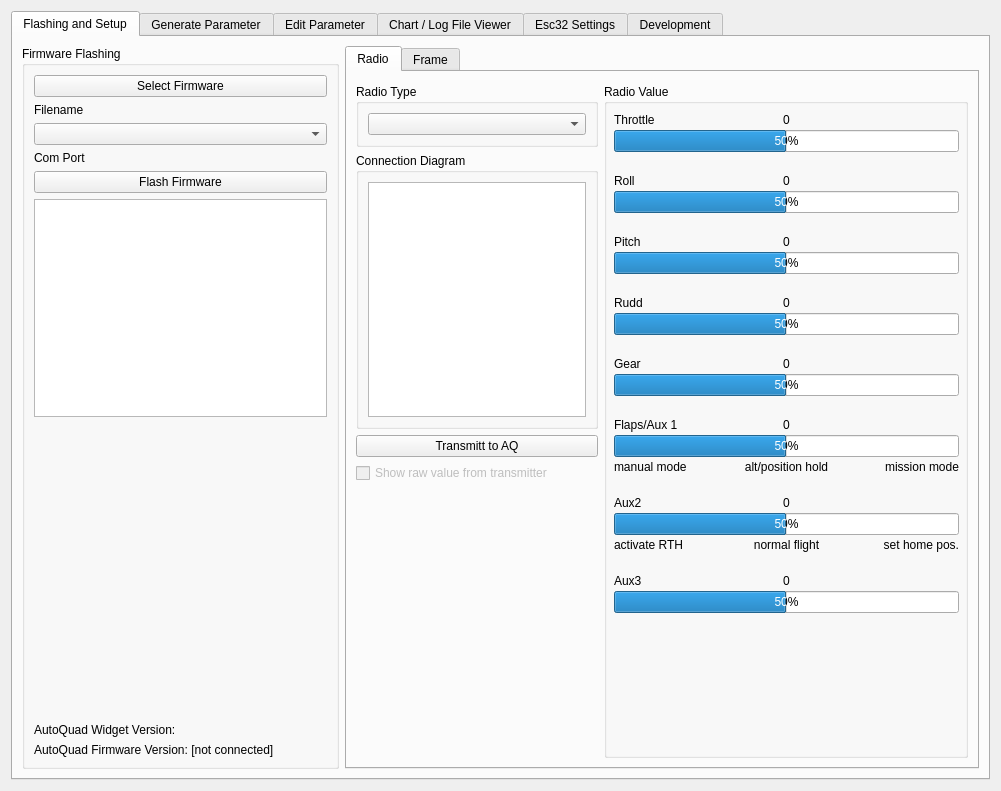
Above: src/ui/qgcautoquad.ui from mpaperno/qgroundcontrol_aq before the change. Below: the same form after it.
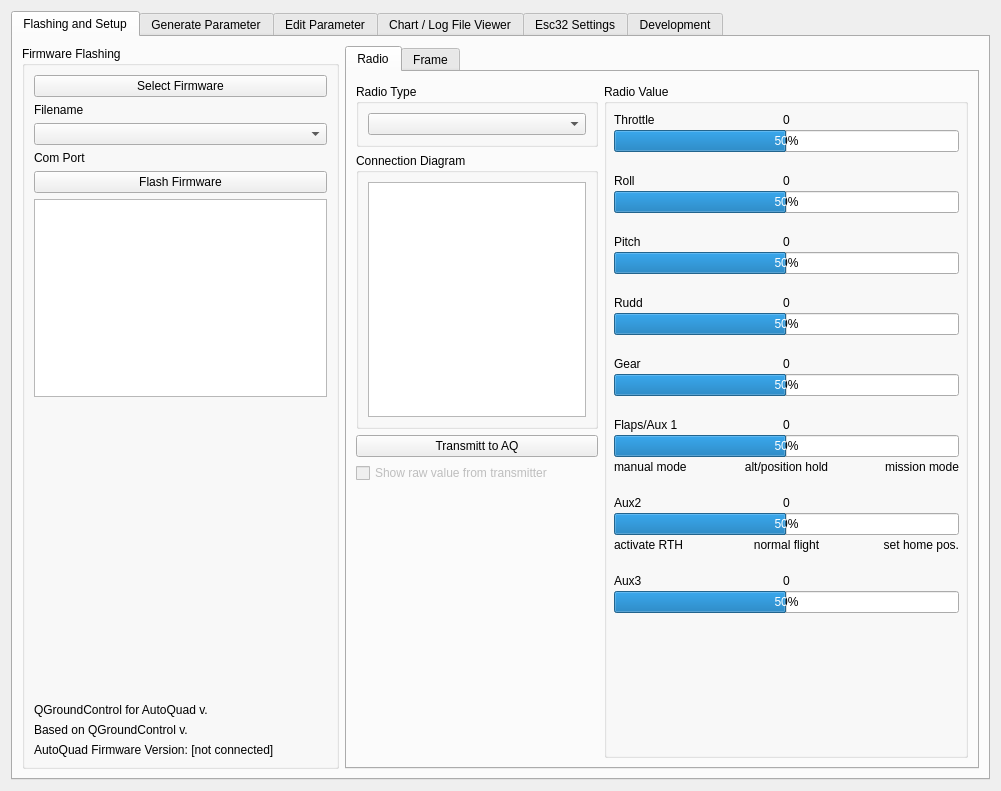
That is the form after the change.

Commit message: Version display fix for OS X;

Diff of the .ui file:
```diff
--- a/src/ui/qgcautoquad.ui
+++ b/src/ui/qgcautoquad.ui
@@ -1408,7 +1408,14 @@
              <string>AQ ground control software version</string>
             </property>
             <property name="text">
-             <string>AutoQuad Widget Version: </string>
+             <string>QGroundControl for AutoQuad v.  </string>
+            </property>
+           </widget>
+          </item>
+          <item>
+           <widget class="QLabel" name="lbl_version2">
+            <property name="text">
+             <string>Based on QGroundControl v.</string>
             </property>
            </widget>
           </item>
```
The commit also changes 1 other file.
